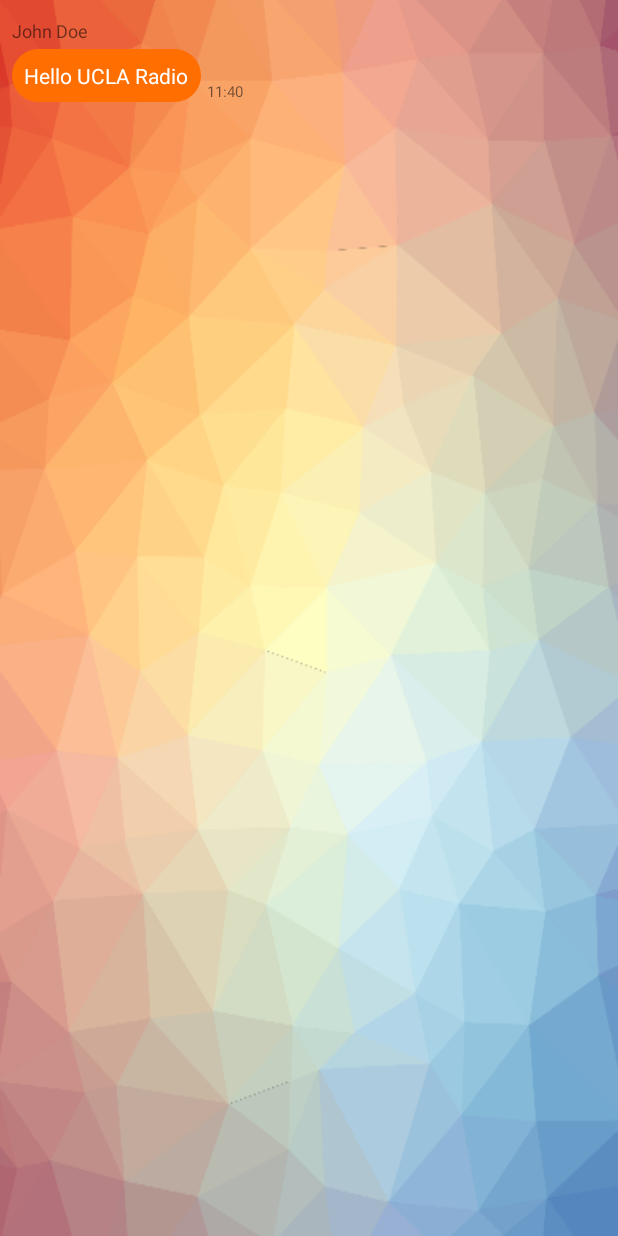
After one commit to uclaradio/uclaradio-android, an Android app: the layout item_message_received.xml on its own in the app's theme, with its tools: preview values and no code run, on a phone screen of 412 x 824 dp. The commit adds this screen. Run offline under Robolectric (Android 15) with nearby library versions, the phone set to English and light mode, and no system bars.

Commit message:
Added chat message RecyclerView code

```diff
--- /dev/null
+++ b/app/src/main/res/drawable/message_rectangle.xml
@@ -0,0 +1,6 @@
+<?xml version="1.0" encoding="utf-8"?>
+<shape xmlns:android="http://schemas.android.com/apk/res/android"
+  android:shape="rectangle">
+  <solid android:color="#FF6E00"></solid>
+  <corners android:radius="20dp"></corners>
+</shape>
--- a/app/src/main/res/layout/activity_main.xml
+++ b/app/src/main/res/layout/activity_main.xml
@@ -30,5 +30,7 @@
 
     </android.support.constraint.ConstraintLayout>
 
-    <include layout="@layout/chat_bottom_sheet_layout" />
+    <include
+      android:id="@+id/chat_bottomsheet"
+      layout="@layout/chat_bottom_sheet_layout" />
 </android.support.design.widget.CoordinatorLayout>
--- a/app/src/main/res/layout/chat_bottom_sheet_layout.xml
+++ b/app/src/main/res/layout/chat_bottom_sheet_layout.xml
@@ -57,11 +57,11 @@
         app:layout_constraintEnd_toStartOf="@id/newmessage_send"
         app:layout_constraintTop_toTopOf="parent"
         app:layout_constraintBottom_toBottomOf="parent" />
-      <TextView
+      <Button
         android:id="@+id/newmessage_send"
         android:layout_width="wrap_content"
         android:layout_height="50dp"
-        android:text="[icon]"
+        android:text="SEND"
         app:layout_constraintTop_toTopOf="@id/newmessage_edit"
         app:layout_constraintBottom_toBottomOf="@id/newmessage_edit"
         app:layout_constraintStart_toEndOf="@id/newmessage_edit"
--- /dev/null
+++ b/app/src/main/res/layout/item_message_received.xml
@@ -0,0 +1,46 @@
+<?xml version="1.0" encoding="utf-8"?>
+
+<android.support.constraint.ConstraintLayout
+    xmlns:android="http://schemas.android.com/apk/res/android"
+    xmlns:app="http://schemas.android.com/apk/res-auto"
+    xmlns:tools="http://schemas.android.com/tools"
+    android:layout_width="match_parent"
+    android:layout_height="wrap_content"
+    android:paddingTop="8dp">
+
+<TextView
+    android:id="@+id/message_user_text"
+    android:text="John Doe"
+    android:layout_width="wrap_content"
+    android:layout_height="wrap_content"
+    android:textSize="12sp"
+    app:layout_constraintTop_toTopOf="parent"
+    app:layout_constraintStart_toStartOf="parent"
+    android:layout_marginStart="8dp"
+    android:layout_marginTop="4dp" />
+
+<TextView
+    android:id="@+id/message_body_text"
+    android:text="Hello UCLA Radio"
+    android:background="@drawable/message_rectangle"
+    android:layout_width="wrap_content"
+    android:layout_height="wrap_content"
+    android:maxWidth="240dp"
+    android:padding="8dp"
+    android:textColor="#ffffff"
+    android:layout_marginTop="4dp"
+    app:layout_constraintTop_toBottomOf="@+id/message_user_text"
+    app:layout_constraintStart_toStartOf="parent"
+    android:layout_marginStart="8dp" />
+
+<TextView
+    android:id="@+id/message_time_text"
+    android:text="11:40"
+    android:layout_width="wrap_content"
+    android:layout_height="wrap_content"
+    android:textSize="10sp"
+    app:layout_constraintStart_toEndOf="@+id/message_body_text"
+    android:layout_marginStart="4dp"
+    app:layout_constraintBottom_toBottomOf="@+id/message_body_text" />
+
+</android.support.constraint.ConstraintLayout>
```
Also changed, not shown: app/src/main/java/com/uclaradio/uclaradio/activities/MainActivity.java (+22 -0 lines), app/src/main/java/com/uclaradio/uclaradio/chat/ChatMessage.java (added, +29 -0 lines), app/src/main/java/com/uclaradio/uclaradio/chat/MessageHolder.java (added, +25 -0 lines), app/src/main/java/com/uclaradio/uclaradio/chat/MessageListAdapter.java (added, +63 -0 lines), app/src/main/res/layout/item_message_sent.xml (added, +46 -0 lines).
